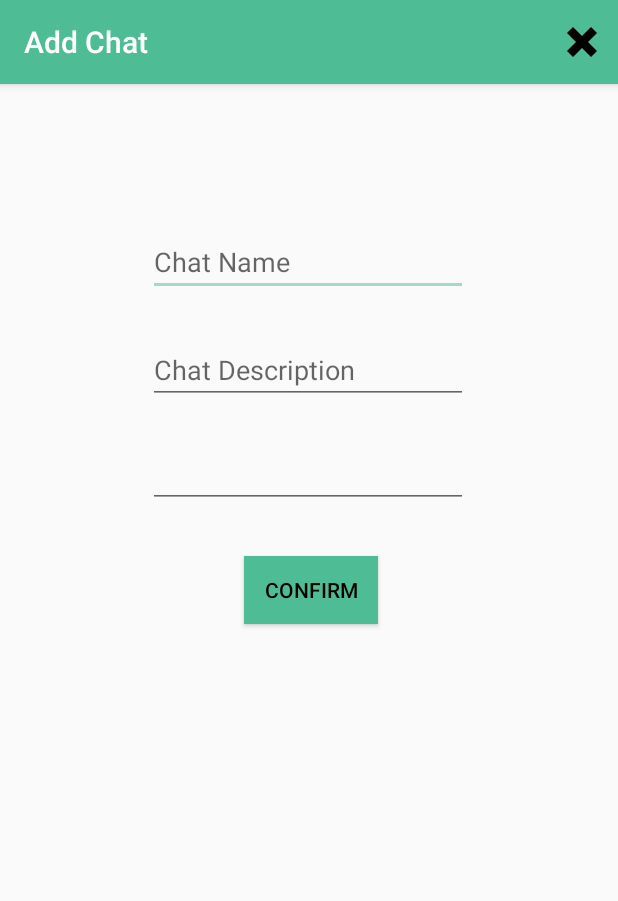
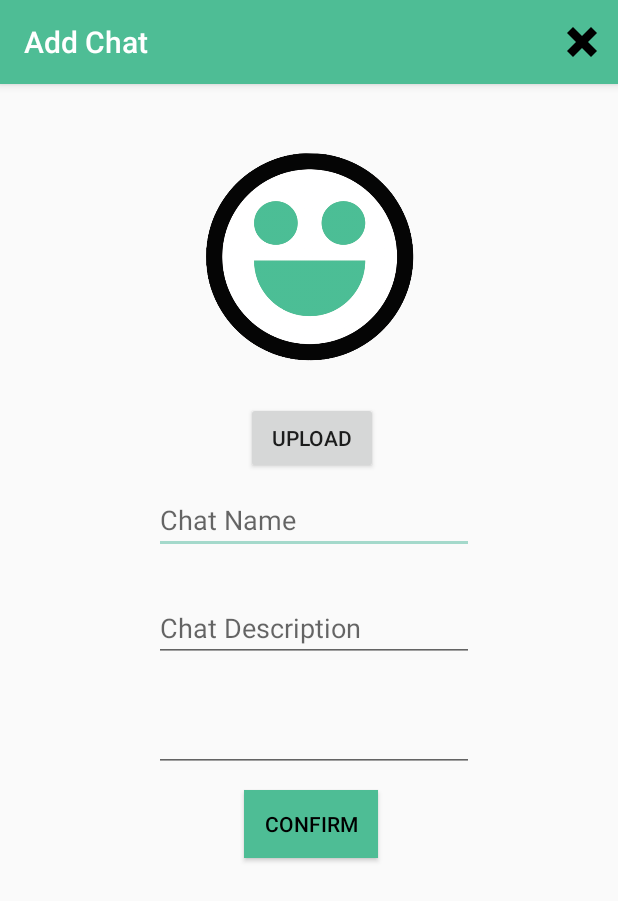
Before and after one commit to erlunlian/CloseBy, an Android app: the addChat screen opened directly, with no data from a screen before it, on a phone screen of 412 x 824 dp. Shown: the top 901 px of the screen. Run offline under Robolectric (Android 15) with nearby library versions, the phone set to English and light mode, and no system bars; our stand-ins replace Firebase (no records; nobody signed in at launch, a user with empty details on screens opened directly).

Commit message:
Working on image adapters and other fixes

```diff
--- a/app/src/main/res/layout/activity_add_chat.xml
+++ b/app/src/main/res/layout/activity_add_chat.xml
@@ -10,7 +10,7 @@
         android:id="@+id/addButton"
         android:layout_width="89dp"
         android:layout_height="45dp"
-        android:layout_marginTop="32dp"
+        android:layout_marginTop="12dp"
         android:layout_marginEnd="160dp"
         android:layout_marginRight="160dp"
         android:background="@color/colorPrimary"
@@ -23,11 +23,12 @@
         android:id="@+id/nameText"
         android:layout_width="wrap_content"
         android:layout_height="wrap_content"
-        android:layout_marginTop="96dp"
-        android:layout_marginEnd="100dp"
+        android:layout_marginTop="268dp"
+        android:layout_marginEnd="96dp"
+        android:layout_marginRight="96dp"
         android:ems="10"
+        android:hint="Chat Name"
         android:inputType="textPersonName"
-        android:hint="Chat Name"
         app:layout_constraintEnd_toEndOf="parent"
         app:layout_constraintTop_toTopOf="parent" />
 
@@ -35,9 +36,9 @@
         android:id="@+id/descriptionText"
         android:layout_width="wrap_content"
         android:layout_height="wrap_content"
-        android:layout_marginTop="168dp"
-        android:layout_marginEnd="100dp"
-        android:layout_marginRight="100dp"
+        android:layout_marginTop="340dp"
+        android:layout_marginEnd="96dp"
+        android:layout_marginRight="96dp"
         android:ems="10"
         android:hint="Chat Description"
         android:inputType="textPersonName"
@@ -48,11 +49,33 @@
         android:id="@+id/radiusText"
         android:layout_width="wrap_content"
         android:layout_height="wrap_content"
-        android:layout_marginTop="24dp"
-        android:layout_marginEnd="100dp"
-        android:layout_marginRight="100dp"
+        android:layout_marginTop="28dp"
+        android:layout_marginEnd="96dp"
+        android:layout_marginRight="96dp"
         android:ems="10"
         android:inputType="number"
         app:layout_constraintEnd_toEndOf="parent"
         app:layout_constraintTop_toBottomOf="@+id/descriptionText" />
+
+    <ImageView
+        android:id="@+id/chatImage"
+        android:layout_width="163dp"
+        android:layout_height="166dp"
+        android:layout_marginTop="28dp"
+        android:layout_marginEnd="124dp"
+        android:layout_marginRight="124dp"
+        app:layout_constraintEnd_toEndOf="parent"
+        app:layout_constraintTop_toTopOf="parent"
+        app:srcCompat="@drawable/smiley" />
+
+    <Button
+        android:id="@+id/uploadChat"
+        android:layout_width="wrap_content"
+        android:layout_height="wrap_content"
+        android:layout_marginTop="212dp"
+        android:layout_marginEnd="160dp"
+        android:layout_marginRight="160dp"
+        android:text="Upload"
+        app:layout_constraintEnd_toEndOf="parent"
+        app:layout_constraintTop_toTopOf="parent" />
 </android.support.constraint.ConstraintLayout>
```
Also changed, not shown: app/src/main/java/com/example/closebyswipe/Chat.java (+13 -1 lines), app/src/main/java/com/example/closebyswipe/ChatListAdapter.java (+13 -1 lines), app/src/main/java/com/example/closebyswipe/Profile.java (+40 -3 lines), app/src/main/java/com/example/closebyswipe/SecondFragment.java (+7 -5 lines), app/src/main/java/com/example/closebyswipe/User.java (+10 -0 lines), app/src/main/java/com/example/closebyswipe/addChat.java (+143 -7 lines).
